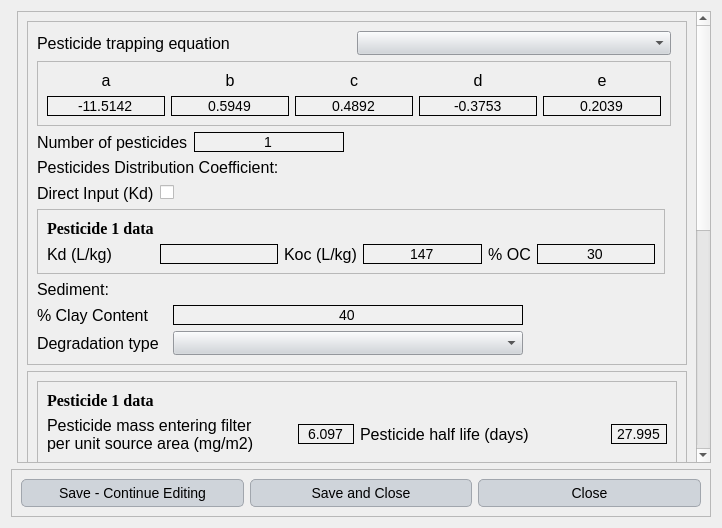
Above: Source_code/ui/water_quality.ui from Inigobarbe/VFSMOD-GUI before the change. Below: the same form after it.
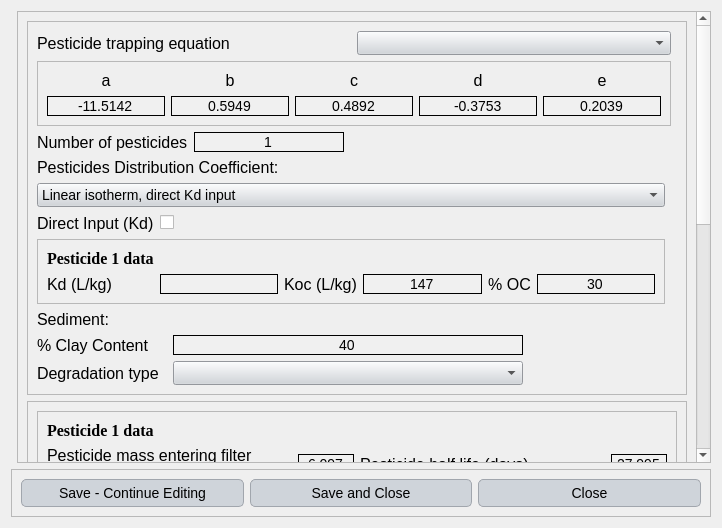
That is the form after the change.

```diff
--- a/Source_code/ui/water_quality.ui
+++ b/Source_code/ui/water_quality.ui
@@ -161,7 +161,7 @@
         <x>0</x>
         <y>0</y>
         <width>679</width>
-        <height>949</height>
+        <height>976</height>
        </rect>
       </property>
       <layout class="QGridLayout" name="gridLayout_7">
@@ -585,137 +585,6 @@
           <enum>QFrame::Raised</enum>
          </property>
          <layout class="QGridLayout" name="gridLayout_3">
-          <item row="7" column="0">
-           <layout class="QHBoxLayout" name="horizontalLayout">
-            <item>
-             <widget class="QLabel" name="label_7">
-              <property name="minimumSize">
-               <size>
-                <width>130</width>
-                <height>0</height>
-               </size>
-              </property>
-              <property name="maximumSize">
-               <size>
-                <width>130</width>
-                <height>16777215</height>
-               </size>
-              </property>
-              <property name="text">
-               <string>% Clay Content</string>
-              </property>
-             </widget>
-            </item>
-            <item>
-             <widget class="QLineEdit" name="line_clay">
-              <property name="minimumSize">
-               <size>
-                <width>350</width>
-                <height>0</height>
-               </size>
-              </property>
-              <property name="maximumSize">
-               <size>
-                <width>220</width>
-                <height>16777215</height>
-               </size>
-              </property>
-              <property name="text">
-               <string>40</string>
-              </property>
-              <property name="alignment">
-               <set>Qt::AlignCenter</set>
-              </property>
-             </widget>
-            </item>
-            <item>
-             <spacer name="horizontalSpacer_3">
-              <property name="orientation">
-               <enum>Qt::Horizontal</enum>
-              </property>
-              <property name="sizeHint" stdset="0">
-               <size>
-                <width>40</width>
-                <height>20</height>
-               </size>
-              </property>
-             </spacer>
-            </item>
-           </layout>
-          </item>
-          <item row="5" column="3">
-           <spacer name="horizontalSpacer_2">
-            <property name="orientation">
-             <enum>Qt::Horizontal</enum>
-            </property>
-            <property name="sizeHint" stdset="0">
-             <size>
-              <width>40</width>
-              <height>20</height>
-             </size>
-            </property>
-           </spacer>
-          </item>
-          <item row="8" column="0">
-           <layout class="QHBoxLayout" name="horizontalLayout_2">
-            <item>
-             <widget class="QLabel" name="label_8">
-              <property name="minimumSize">
-               <size>
-                <width>130</width>
-                <height>0</height>
-               </size>
-              </property>
-              <property name="text">
-               <string>Degradation type</string>
-              </property>
-             </widget>
-            </item>
-            <item>
-             <widget class="QComboBox" name="calculation">
-              <property name="minimumSize">
-               <size>
-                <width>350</width>
-                <height>0</height>
-               </size>
-              </property>
-              <property name="maximumSize">
-               <size>
-                <width>150</width>
-                <height>16777215</height>
-               </size>
-              </property>
-             </widget>
-            </item>
-            <item>
-             <spacer name="horizontalSpacer_4">
-              <property name="orientation">
-               <enum>Qt::Horizontal</enum>
-              </property>
-              <property name="sizeHint" stdset="0">
-               <size>
-                <width>40</width>
-                <height>20</height>
-               </size>
-              </property>
-             </spacer>
-            </item>
-           </layout>
-          </item>
-          <item row="0" column="0" colspan="2">
-           <layout class="QHBoxLayout" name="horizontalLayout_11">
-            <item>
-             <widget class="QLabel" name="label_17">
-              <property name="text">
-               <string>Pesticide trapping equation</string>
-              </property>
-             </widget>
-            </item>
-            <item>
-             <widget class="QComboBox" name="trapping_equation"/>
-            </item>
-           </layout>
-          </item>
           <item row="1" column="0" colspan="2">
            <widget class="QFrame" name="frame_2">
             <property name="frameShape">
@@ -848,61 +717,7 @@
             </layout>
            </widget>
           </item>
-          <item row="2" column="0">
-           <layout class="QHBoxLayout" name="horizontalLayout_12">
-            <item>
-             <widget class="QLabel" name="label_23">
-              <property name="text">
-               <string>Number of pesticides</string>
-              </property>
-             </widget>
-            </item>
-            <item>
-             <widget class="QLineEdit" name="number_pesticides">
-              <property name="maximumSize">
-               <size>
-                <width>150</width>
-                <height>16777215</height>
-               </size>
-              </property>
-              <property name="text">
-               <string>1</string>
-              </property>
-              <property name="alignment">
-               <set>Qt::AlignCenter</set>
-              </property>
-             </widget>
-            </item>
-            <item>
-             <spacer name="horizontalSpacer_5">
-              <property name="orientation">
-               <enum>Qt::Horizontal</enum>
-              </property>
-              <property name="sizeHint" stdset="0">
-               <size>
-                <width>40</width>
-                <height>20</height>
-               </size>
-              </property>
-             </spacer>
-            </item>
-           </layout>
-          </item>
           <item row="6" column="0">
-           <widget class="QLabel" name="label_2">
-            <property name="text">
-             <string>Sediment:</string>
-            </property>
-           </widget>
-          </item>
-          <item row="3" column="0">
-           <widget class="QLabel" name="label">
-            <property name="text">
-             <string>Pesticides Distribution Coefficient:</string>
-            </property>
-           </widget>
-          </item>
-          <item row="5" column="0">
            <widget class="QFrame" name="frame_6">
             <property name="frameShape">
              <enum>QFrame::StyledPanel</enum>
@@ -1011,7 +826,192 @@
             </layout>
            </widget>
           </item>
-          <item row="4" column="0">
+          <item row="7" column="0">
+           <widget class="QLabel" name="label_2">
+            <property name="text">
+             <string>Sediment:</string>
+            </property>
+           </widget>
+          </item>
+          <item row="3" column="0">
+           <widget class="QLabel" name="label">
+            <property name="text">
+             <string>Pesticides Distribution Coefficient:</string>
+            </property>
+           </widget>
+          </item>
+          <item row="8" column="0">
+           <layout class="QHBoxLayout" name="horizontalLayout">
+            <item>
+             <widget class="QLabel" name="label_7">
+              <property name="minimumSize">
+               <size>
+                <width>130</width>
+                <height>0</height>
+               </size>
+              </property>
+              <property name="maximumSize">
+               <size>
+                <width>130</width>
+                <height>16777215</height>
+               </size>
+              </property>
+              <property name="text">
+               <string>% Clay Content</string>
+              </property>
+             </widget>
+            </item>
+            <item>
+             <widget class="QLineEdit" name="line_clay">
+              <property name="minimumSize">
+               <size>
+                <width>350</width>
+                <height>0</height>
+               </size>
+              </property>
+              <property name="maximumSize">
+               <size>
+                <width>220</width>
+                <height>16777215</height>
+               </size>
+              </property>
+              <property name="text">
+               <string>40</string>
+              </property>
+              <property name="alignment">
+               <set>Qt::AlignCenter</set>
+              </property>
+             </widget>
+            </item>
+            <item>
+             <spacer name="horizontalSpacer_3">
+              <property name="orientation">
+               <enum>Qt::Horizontal</enum>
+              </property>
+              <property name="sizeHint" stdset="0">
+               <size>
+                <width>40</width>
+                <height>20</height>
+               </size>
+              </property>
+             </spacer>
+            </item>
+           </layout>
+          </item>
+          <item row="6" column="3">
+           <spacer name="horizontalSpacer_2">
+            <property name="orientation">
+             <enum>Qt::Horizontal</enum>
+            </property>
+            <property name="sizeHint" stdset="0">
+             <size>
+              <width>40</width>
+              <height>20</height>
+             </size>
+            </property>
+           </spacer>
+          </item>
+          <item row="9" column="0">
+           <layout class="QHBoxLayout" name="horizontalLayout_2">
+            <item>
+             <widget class="QLabel" name="label_8">
+              <property name="minimumSize">
+               <size>
+                <width>130</width>
+                <height>0</height>
+               </size>
+              </property>
+              <property name="text">
+               <string>Degradation type</string>
+              </property>
+             </widget>
+            </item>
+            <item>
+             <widget class="QComboBox" name="calculation">
+              <property name="minimumSize">
+               <size>
+                <width>350</width>
+                <height>0</height>
+               </size>
+              </property>
+              <property name="maximumSize">
+               <size>
+                <width>150</width>
+                <height>16777215</height>
+               </size>
+              </property>
+             </widget>
+            </item>
+            <item>
+             <spacer name="horizontalSpacer_4">
+              <property name="orientation">
+               <enum>Qt::Horizontal</enum>
+              </property>
+              <property name="sizeHint" stdset="0">
+               <size>
+                <width>40</width>
+                <height>20</height>
+               </size>
+              </property>
+             </spacer>
+            </item>
+           </layout>
+          </item>
+          <item row="0" column="0" colspan="2">
+           <layout class="QHBoxLayout" name="horizontalLayout_11">
+            <item>
+             <widget class="QLabel" name="label_17">
+              <property name="text">
+               <string>Pesticide trapping equation</string>
+              </property>
+             </widget>
+            </item>
+            <item>
+             <widget class="QComboBox" name="trapping_equation"/>
+            </item>
+           </layout>
+          </item>
+          <item row="2" column="0">
+           <layout class="QHBoxLayout" name="horizontalLayout_12">
+            <item>
+             <widget class="QLabel" name="label_23">
+              <property name="text">
+               <string>Number of pesticides</string>
+              </property>
+             </widget>
+            </item>
+            <item>
+             <widget class="QLineEdit" name="number_pesticides">
+              <property name="maximumSize">
+               <size>
+                <width>150</width>
+                <height>16777215</height>
+               </size>
+              </property>
+              <property name="text">
+               <string>1</string>
+              </property>
+              <property name="alignment">
+               <set>Qt::AlignCenter</set>
+              </property>
+             </widget>
+            </item>
+            <item>
+             <spacer name="horizontalSpacer_5">
+              <property name="orientation">
+               <enum>Qt::Horizontal</enum>
+              </property>
+              <property name="sizeHint" stdset="0">
+               <size>
+                <width>40</width>
+                <height>20</height>
+               </size>
+              </property>
+             </spacer>
+            </item>
+           </layout>
+          </item>
+          <item row="5" column="0">
            <layout class="QHBoxLayout" name="horizontalLayout_4">
             <item>
              <widget class="QLabel" name="label_3">
@@ -1042,6 +1042,25 @@
             </item>
            </layout>
           </item>
+          <item row="4" column="0">
+           <widget class="QComboBox" name="check_direct_combo">
+            <item>
+             <property name="text">
+              <string>Linear isotherm, direct Kd input</string>
+             </property>
+            </item>
+            <item>
+             <property name="text">
+              <string>Linear isotherm, Koc + %OC input</string>
+             </property>
+            </item>
+            <item>
+             <property name="text">
+              <string>Freundlich isotherm</string>
+             </property>
+            </item>
+           </widget>
+          </item>
          </layout>
         </widget>
        </item>
```
